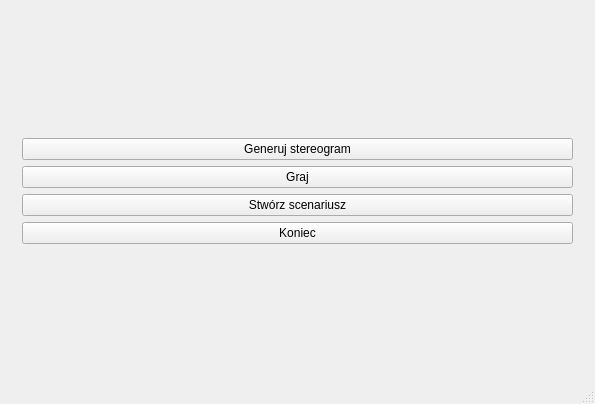
The window that projekt/src/mainwindow.ui (KevinSupertramp/stereogramiksy) describes before a commit, drawn with Qt 5.
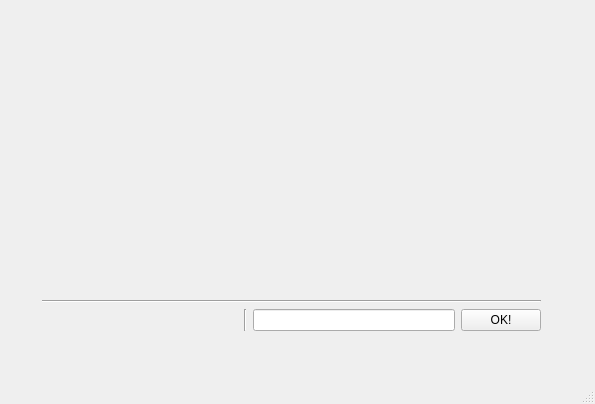
The same window after the commit.

```diff
--- a/projekt/src/mainwindow.ui
+++ b/projekt/src/mainwindow.ui
@@ -26,7 +26,7 @@
      <verstretch>0</verstretch>
     </sizepolicy>
    </property>
-   <layout class="QVBoxLayout" name="verticalLayout_5">
+   <layout class="QHBoxLayout" name="horizontalLayout_3">
     <item>
      <widget class="QStackedWidget" name="stackedWidget">
       <property name="sizePolicy">
@@ -36,7 +36,7 @@
        </sizepolicy>
       </property>
       <property name="currentIndex">
-       <number>0</number>
+       <number>3</number>
       </property>
       <widget class="QWidget" name="page">
        <property name="sizePolicy">
@@ -218,6 +218,84 @@
         </layout>
        </widget>
       </widget>
+      <widget class="QWidget" name="page_4">
+       <widget class="QWidget" name="horizontalLayoutWidget">
+        <property name="geometry">
+         <rect>
+          <x>20</x>
+          <y>10</y>
+          <width>521</width>
+          <height>321</height>
+         </rect>
+        </property>
+        <layout class="QHBoxLayout" name="horizontalLayout_6">
+         <item>
+          <layout class="QVBoxLayout" name="verticalLayout_7">
+           <property name="sizeConstraint">
+            <enum>QLayout::SetDefaultConstraint</enum>
+           </property>
+           <item>
+            <widget class="QLabel" name="label_4">
+             <property name="sizePolicy">
+              <sizepolicy hsizetype="Ignored" vsizetype="Ignored">
+               <horstretch>0</horstretch>
+               <verstretch>0</verstretch>
+              </sizepolicy>
+             </property>
+             <property name="text">
+              <string/>
+             </property>
+            </widget>
+           </item>
+           <item>
+            <widget class="Line" name="line_5">
+             <property name="orientation">
+              <enum>Qt::Horizontal</enum>
+             </property>
+            </widget>
+           </item>
+           <item>
+            <layout class="QHBoxLayout" name="horizontalLayout_9">
+             <property name="sizeConstraint">
+              <enum>QLayout::SetFixedSize</enum>
+             </property>
+             <item>
+              <spacer name="horizontalSpacer_3">
+               <property name="orientation">
+                <enum>Qt::Horizontal</enum>
+               </property>
+               <property name="sizeHint" stdset="0">
+                <size>
+                 <width>40</width>
+                 <height>20</height>
+                </size>
+               </property>
+              </spacer>
+             </item>
+             <item>
+              <widget class="Line" name="line_6">
+               <property name="orientation">
+                <enum>Qt::Vertical</enum>
+               </property>
+              </widget>
+             </item>
+             <item>
+              <widget class="QLineEdit" name="lineEdit"/>
+             </item>
+             <item>
+              <widget class="QPushButton" name="pushButton_Save_3">
+               <property name="text">
+                <string>OK!</string>
+               </property>
+              </widget>
+             </item>
+            </layout>
+           </item>
+          </layout>
+         </item>
+        </layout>
+       </widget>
+      </widget>
      </widget>
     </item>
    </layout>
```
Left out of the diff: 10 changed lines with no effect on the pictures.
